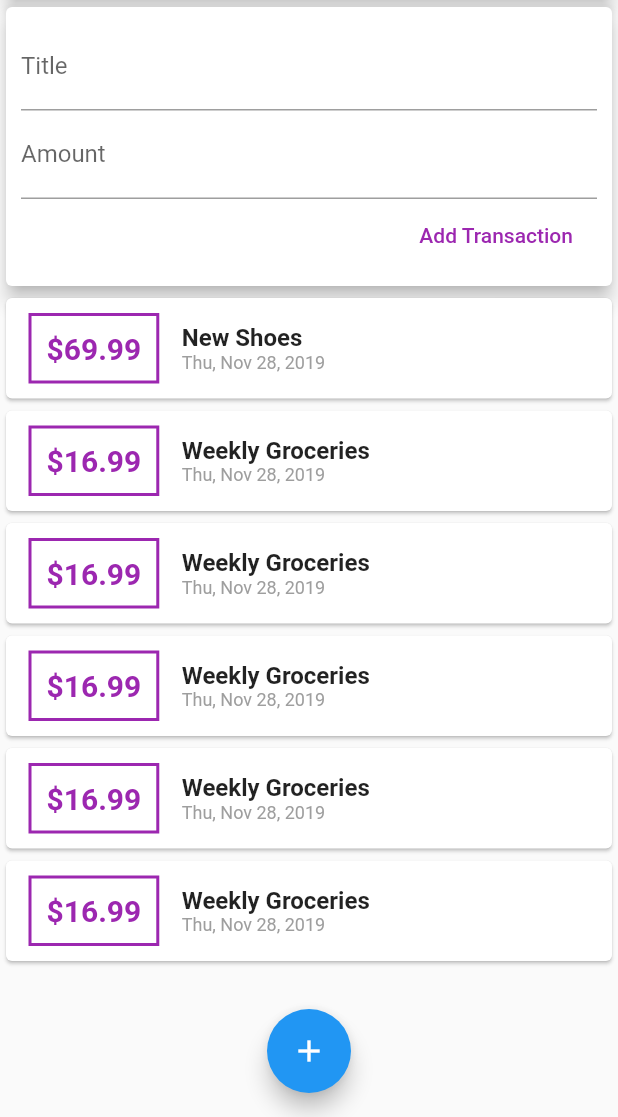
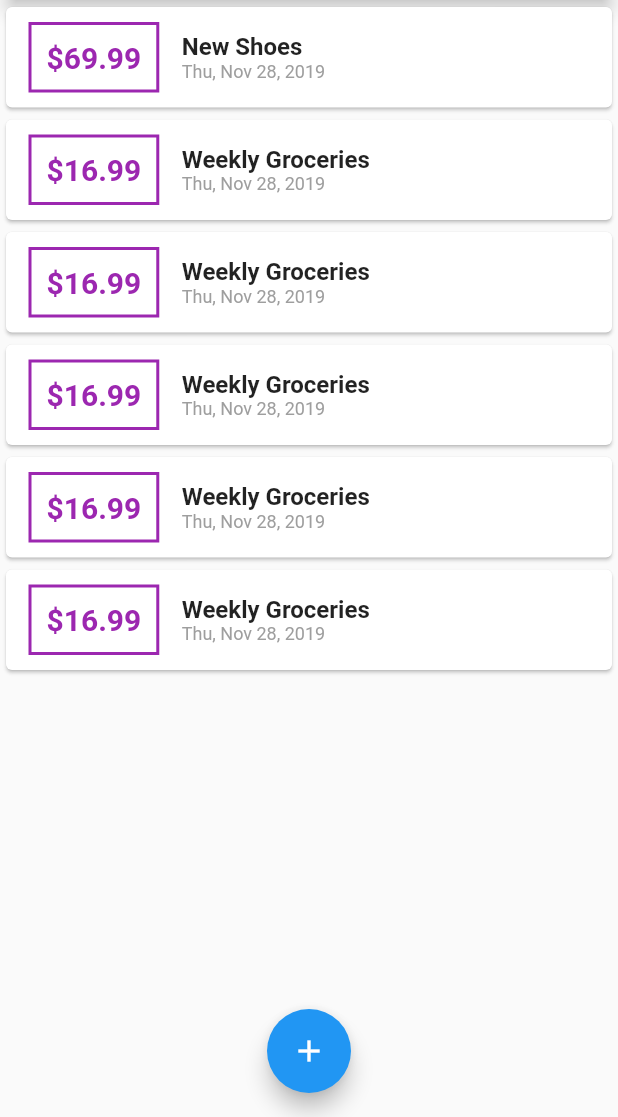
Before and after one commit to darshangit/flutter-app2-expense, a Flutter app: the screen it shows after launch, on a phone screen of 412 x 824 dp, the part 119-1236 px from its top. Run offline on Flutter 3.47's test engine with Material 2 defaults, Android fonts, the phone set to English and light mode, and no system bars.

Commit message:
Removing user tranasction + refactor + modal popup

```diff
--- a/lib/main.dart
+++ b/lib/main.dart
@@ -1,7 +1,7 @@
 import 'package:flutter/material.dart';
-import 'package:flutter_app2_expense/widgets/user_transactions.dart';
+import './widgets/transaction_list.dart';
 import './widgets/new_transaction.dart';
-import './widgets/transaction_list.dart';
+import 'models/transaction.dart';
 
 void main() => runApp(MyApp());
 
@@ -15,7 +15,65 @@ class MyApp extends StatelessWidget {
   }
 }
 
-class MyHomePage extends StatelessWidget {
+class MyHomePage extends StatefulWidget {
+  @override
+  _MyHomePageState createState() => _MyHomePageState();
+}
+
+class _MyHomePageState extends State<MyHomePage> {
+  final List<Transaction> _userTransactions = [
+    Transaction(
+        id: 't1', title: 'New Shoes', amount: 69.99, date: DateTime.now()),
+    Transaction(
+        id: 't2',
+        title: 'Weekly Groceries',
+        amount: 16.99,
+        date: DateTime.now()),
+    Transaction(
+        id: 't3',
+        title: 'Weekly Groceries',
+        amount: 16.99,
+        date: DateTime.now()),
+    Transaction(
+        id: 't4',
+        title: 'Weekly Groceries',
+        amount: 16.99,
+        date: DateTime.now()),
+    Transaction(
+        id: 't5',
+        title: 'Weekly Groceries',
+        amount: 16.99,
+        date: DateTime.now()),
+    Transaction(
+        id: 't6',
+        title: 'Weekly Groceries',
+        amount: 16.99,
+        date: DateTime.now())
+  ];
+
+  void _addNewTransaction(String title, String amount) {
+    final newTx = Transaction(
+        title: title,
+        amount: double.parse(amount),
+        date: DateTime.now(),
+        id: DateTime.now().toString());
+
+    setState(() {
+      _userTransactions.add(newTx);
+    });
+  }
+
+  void _startAddNewTransaction(BuildContext ctx) {
+    showModalBottomSheet(
+        context: ctx,
+        builder: (bctx) {
+          return GestureDetector(
+              onTap: () {},
+              behavior: HitTestBehavior.opaque,
+              child: NewTransaction(_addNewTransaction));
+        });
+  }
+
   @override
   Widget build(BuildContext context) {
     return Scaffold(
@@ -24,7 +82,7 @@ class MyHomePage extends StatelessWidget {
           actions: <Widget>[
             IconButton(
               icon: Icon(Icons.add),
-              onPressed: () {},
+              onPressed: () => _startAddNewTransaction(context),
             )
           ],
         ),
@@ -40,14 +98,14 @@ class MyHomePage extends StatelessWidget {
                   elevation: 5,
                 ),
               ),
-              UserTransactions()
+              TransactionList(_userTransactions)
             ],
           ),
         ),
         floatingActionButtonLocation: FloatingActionButtonLocation.centerFloat,
         floatingActionButton: FloatingActionButton(
           child: Icon(Icons.add),
-          onPressed: () {},
+          onPressed: () => _startAddNewTransaction(context),
         ));
   }
 }
--- a/lib/widgets/user_transactions.dart
+++ /dev/null
@@ -1,61 +0,0 @@
-import 'package:flutter/material.dart';
-import '../models/transaction.dart';
-
-import 'new_transaction.dart';
-import 'transaction_list.dart';
-
-class UserTransactions extends StatefulWidget {
-  @override
-  _UserTransactionsState createState() => _UserTransactionsState();
-}
-
-class _UserTransactionsState extends State<UserTransactions> {
-  final List<Transaction> _userTransactions = [
-    Transaction(
-        id: 't1', title: 'New Shoes', amount: 69.99, date: DateTime.now()),
-    Transaction(
-        id: 't2',
-        title: 'Weekly Groceries',
-        amount: 16.99,
-        date: DateTime.now()),
-    Transaction(
-        id: 't3',
-        title: 'Weekly Groceries',
-        amount: 16.99,
-        date: DateTime.now()),
-    Transaction(
-        id: 't4',
-        title: 'Weekly Groceries',
-        amount: 16.99,
-        date: DateTime.now()),
-    Transaction(
-        id: 't5',
-        title: 'Weekly Groceries',
-        amount: 16.99,
-        date: DateTime.now()),
-    Transaction(
-        id: 't6',
-        title: 'Weekly Groceries',
-        amount: 16.99,
-        date: DateTime.now())
-  ];
-
-  void _addNewTransaction(String title, String amount) {
-    final newTx = Transaction(
-        title: title,
-        amount: double.parse(amount),
-        date: DateTime.now(),
-        id: DateTime.now().toString());
-
-        setState(() {
-          _userTransactions.add(newTx);
-        });
-  }
-
-  @override
-  Widget build(BuildContext context) {
-    return Column(
-      children: <Widget>[NewTransaction(_addNewTransaction), TransactionList(_userTransactions)],
-    );
-  }
-}
```
Also changed, not shown: lib/widgets/new_transaction.dart (+11 -4 lines).
